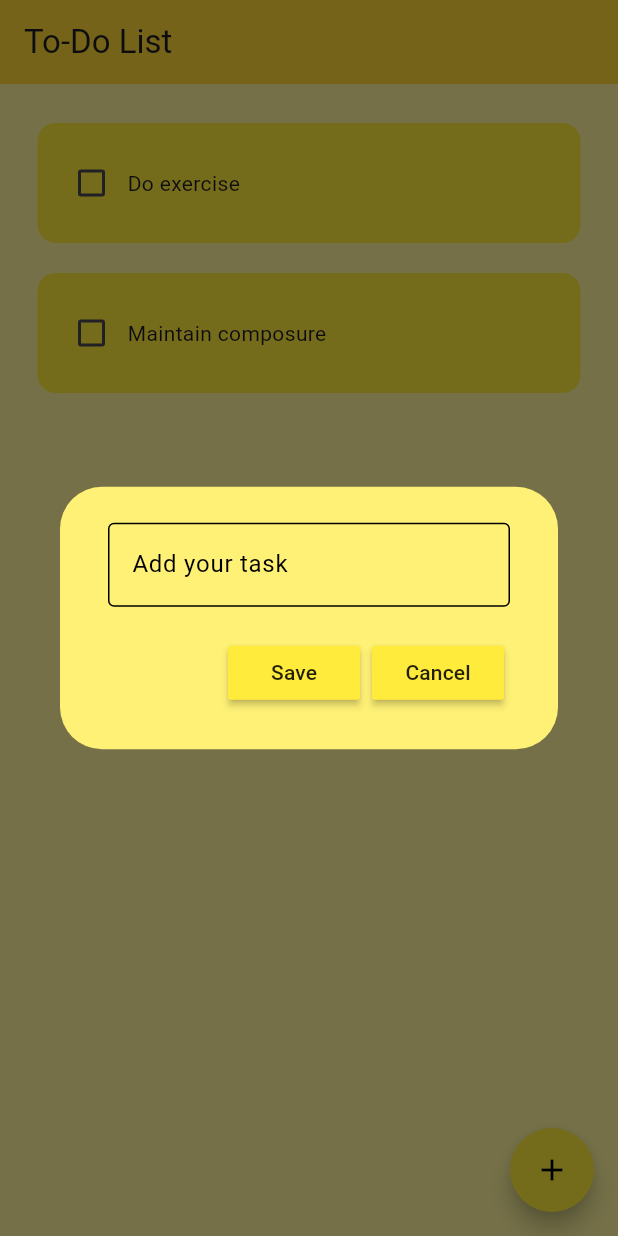
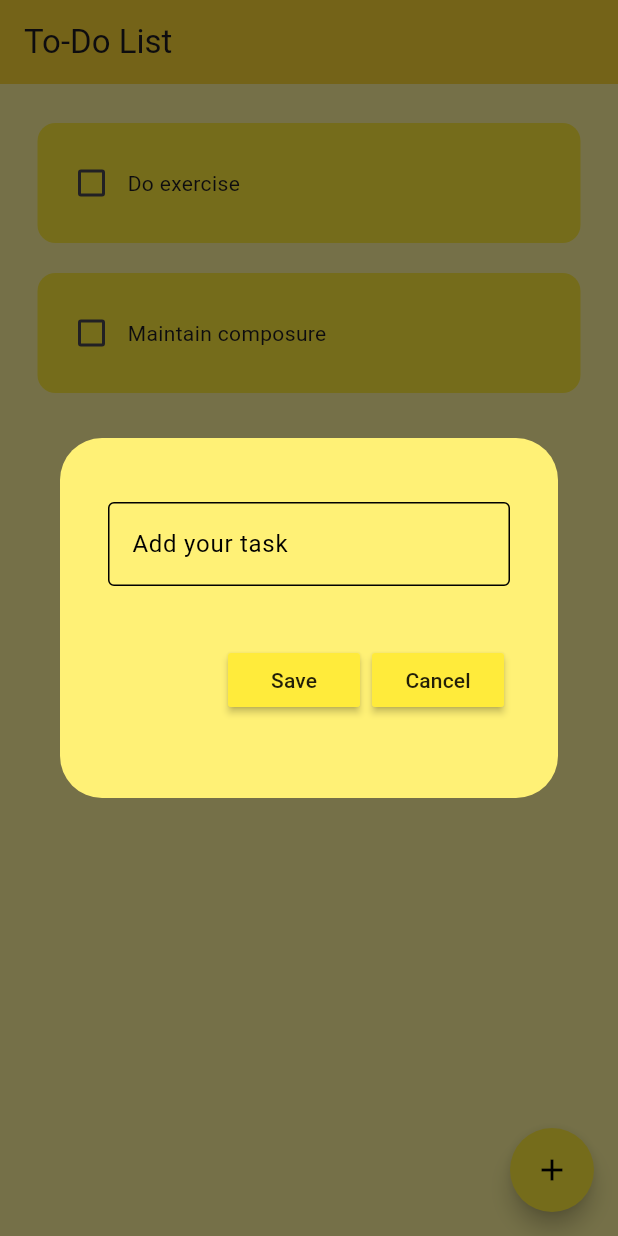
Before and after one commit to sabarivijayan/todo_app_flutter, a Flutter app: the screen it shows after launch, after a tap on the "add" icon, on a phone screen of 412 x 824 dp. Run offline on Flutter 3.47's test engine with Material 3 defaults, Android fonts, the phone set to English and light mode, and no system bars; drawn by our look-alikes of flutter_slidable; our stand-ins replace hive_flutter; accounts and stored records are empty.

Commit message:
changed the ui of the dialog box to fix an overflow

```diff
--- a/lib/util/dialog_box.dart
+++ b/lib/util/dialog_box.dart
@@ -20,7 +20,7 @@ class DialogBox extends StatelessWidget {
       backgroundColor: Colors.yellow[300],
       content: Container(
           width: 500,
-          height: 135,
+          height: 200,
           child: Column(
             mainAxisAlignment: MainAxisAlignment.spaceEvenly,
             children: [
```
